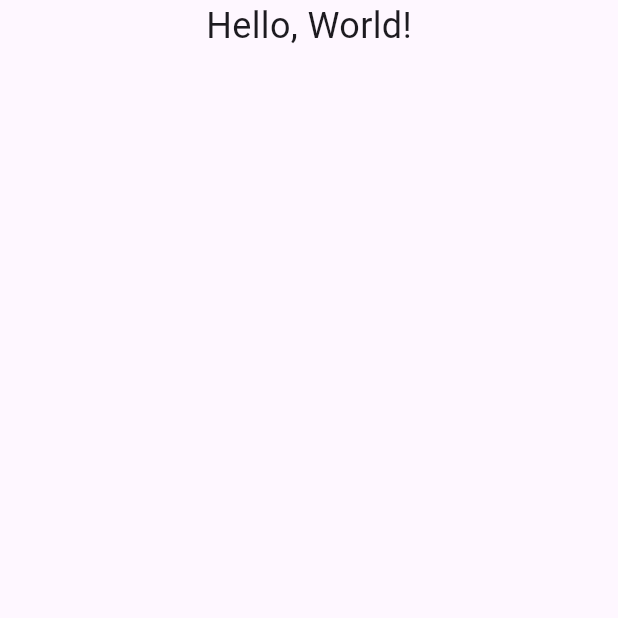
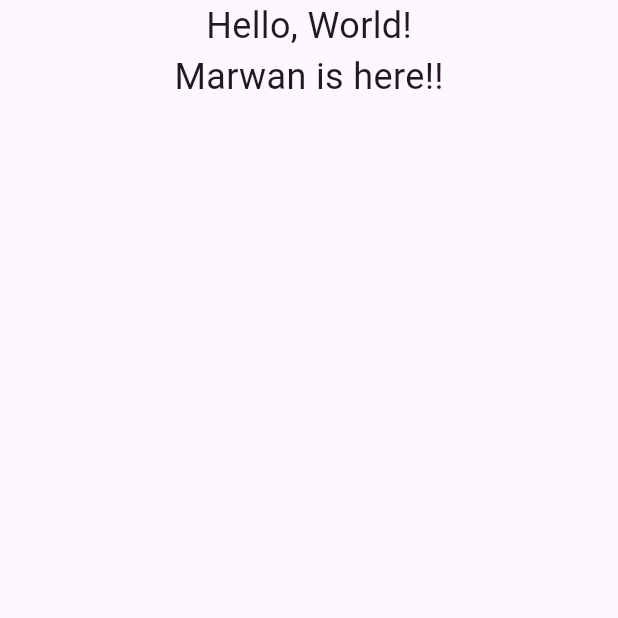
Before and after one commit to marrooov/teaming, a Flutter app: the screen it shows after launch, on a phone screen of 412 x 824 dp, the top half of it. Run offline on Flutter 3.47's test engine with Material 3 defaults, Android fonts, the phone set to English and light mode, and no system bars.

Commit message:
modifing(adding): adding my name

```diff
--- a/lib/main.dart
+++ b/lib/main.dart
@@ -25,6 +25,12 @@ class MyApp extends StatelessWidget {
                 style: TextStyle(fontSize: 24),
               ),
             ),
+            Center(
+              child:Text(
+                'Marwan is here!!',
+                style: TextStyle(fontSize: 24),
+              ),
+            ),
           ],
         ),
       ),
```
